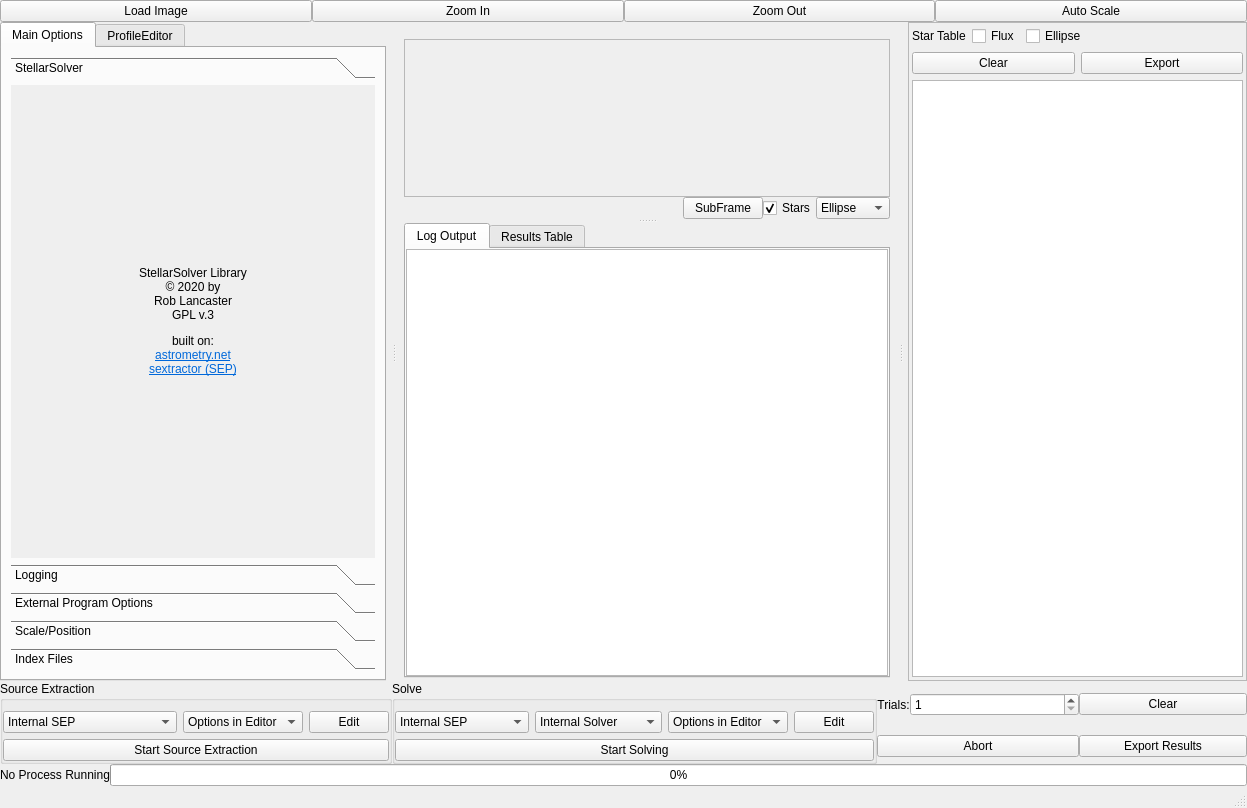
Above: tester/mainwindow.ui from rlancaste/stellarsolver before the change. Below: the same form after it.
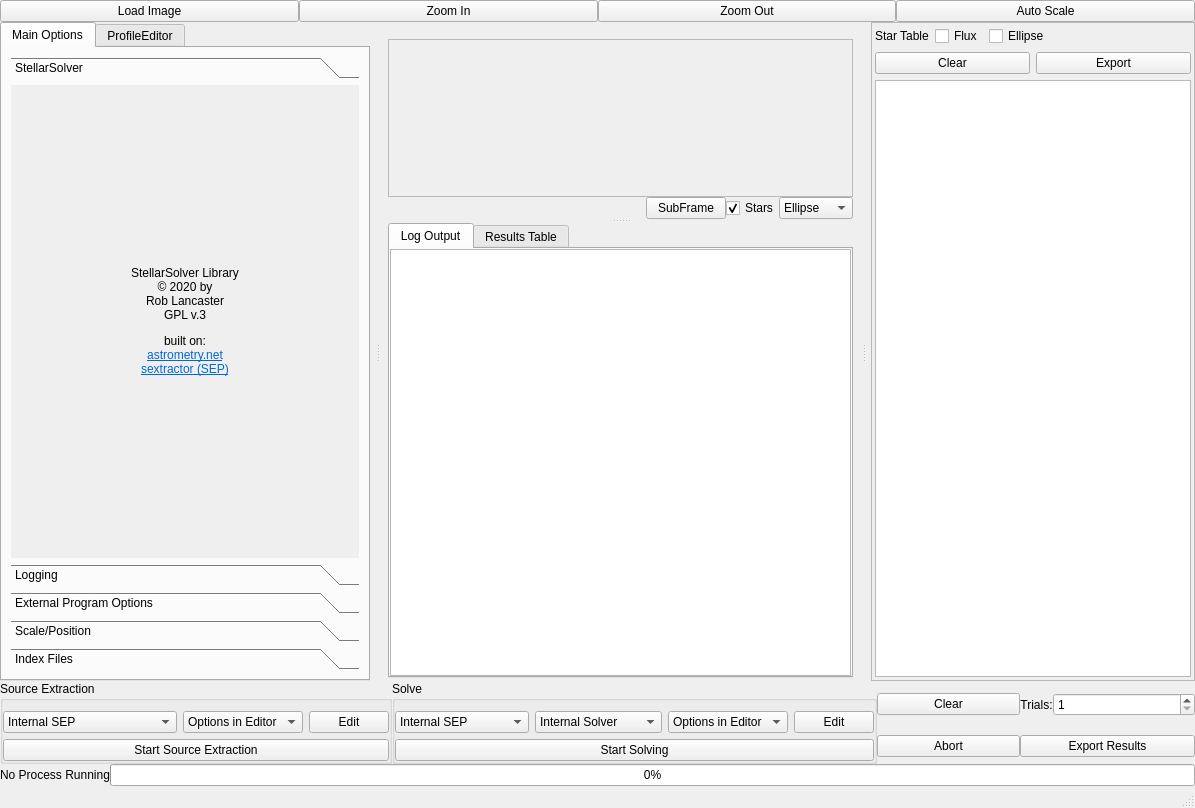
That is the form after the change. Icons and pictures are not drawn. Custom widgets are drawn as their Qt base class.

```diff
--- a/tester/mainwindow.ui
+++ b/tester/mainwindow.ui
@@ -6,7 +6,7 @@
    <rect>
     <x>0</x>
     <y>0</y>
-    <width>1247</width>
+    <width>1195</width>
     <height>808</height>
    </rect>
   </property>
@@ -127,7 +127,7 @@
                 <rect>
                  <x>0</x>
                  <y>0</y>
-                 <width>350</width>
+                 <width>333</width>
                  <height>388</height>
                 </rect>
                </property>
@@ -1476,7 +1476,7 @@
                 <rect>
                  <x>0</x>
                  <y>0</y>
-                 <width>486</width>
+                 <width>465</width>
                  <height>144</height>
                 </rect>
                </property>
@@ -1934,28 +1934,6 @@
         </layout>
        </widget>
       </item>
-      <item row="3" column="6">
-       <widget class="QLabel" name="label_32">
-        <property name="sizePolicy">
-         <sizepolicy hsizetype="Fixed" vsizetype="Preferred">
-          <horstretch>0</horstretch>
-          <verstretch>0</verstretch>
-         </sizepolicy>
-        </property>
-        <property name="maximumSize">
-         <size>
-          <width>16777215</width>
-          <height>15</height>
-         </size>
-        </property>
-        <property name="text">
-         <string>Trials:</string>
-        </property>
-        <property name="alignment">
-         <set>Qt::AlignCenter</set>
-        </property>
-       </widget>
-      </item>
       <item row="3" column="5" rowspan="2">
        <widget class="QGroupBox" name="groupBox_3">
         <property name="title">
@@ -2057,7 +2035,43 @@
         </layout>
        </widget>
       </item>
-      <item row="3" column="7">
+      <item row="3" column="6">
+       <widget class="QPushButton" name="ClearResults">
+        <property name="text">
+         <string>Clear</string>
+        </property>
+       </widget>
+      </item>
+      <item row="4" column="6">
+       <widget class="QPushButton" name="Abort">
+        <property name="text">
+         <string>Abort</string>
+        </property>
+       </widget>
+      </item>
+      <item row="3" column="9">
+       <widget class="QLabel" name="label_32">
+        <property name="sizePolicy">
+         <sizepolicy hsizetype="Fixed" vsizetype="Preferred">
+          <horstretch>0</horstretch>
+          <verstretch>0</verstretch>
+         </sizepolicy>
+        </property>
+        <property name="maximumSize">
+         <size>
+          <width>16777215</width>
+          <height>15</height>
+         </size>
+        </property>
+        <property name="text">
+         <string>Trials:</string>
+        </property>
+        <property name="alignment">
+         <set>Qt::AlignCenter</set>
+        </property>
+       </widget>
+      </item>
+      <item row="3" column="10">
        <widget class="QSpinBox" name="trials">
         <property name="suffix">
          <string/>
@@ -2070,27 +2084,13 @@
         </property>
        </widget>
       </item>
-      <item row="3" column="9">
-       <widget class="QPushButton" name="ClearResults">
-        <property name="text">
-         <string>Clear</string>
-        </property>
-       </widget>
-      </item>
-      <item row="4" column="9">
+      <item row="4" column="9" colspan="2">
        <widget class="QPushButton" name="exportResultsTable">
         <property name="text">
          <string>Export Results</string>
         </property>
        </widget>
       </item>
-      <item row="4" column="6" colspan="2">
-       <widget class="QPushButton" name="Abort">
-        <property name="text">
-         <string>Abort</string>
-        </property>
-       </widget>
-      </item>
      </layout>
     </item>
     <item>
```
